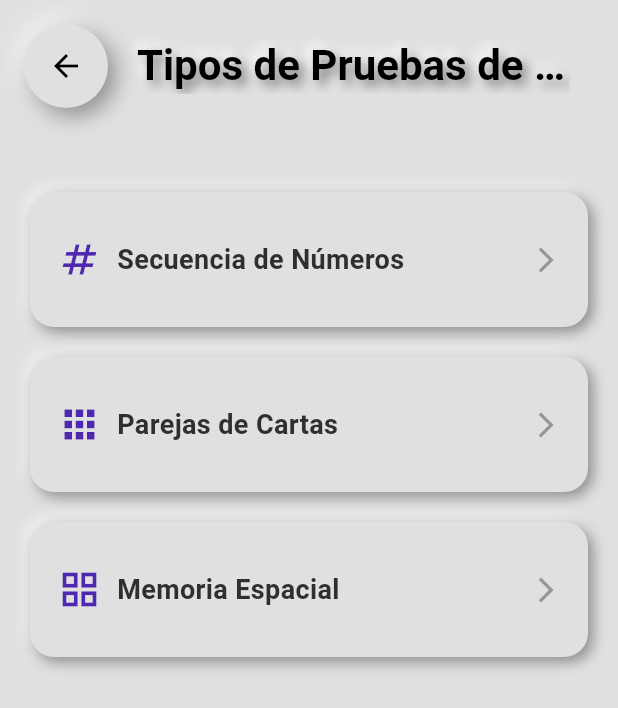
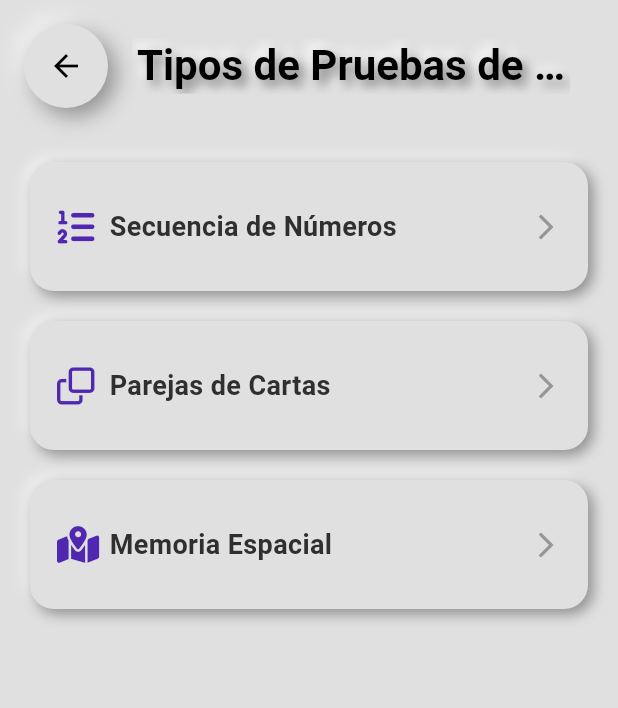
Before and after one commit to jojoji54/Cognitify, a Flutter app: the MemoryTestTypeSelection screen opened directly, on a phone screen of 412 x 824 dp. Shown: the top 708 px of the screen. Run offline on Flutter 3.47's test engine with Material 3 defaults, Android fonts, the phone set to English and light mode, and no system bars; our stand-ins replace dashed_circular_progress_bar, fl_chart, flutter_dotenv, flutter_neumorphic_plus, font_awesome_flutter, hive and 4 more; missing offline and left inert: flutter_animator; accounts and stored records are empty.

Commit message:
mejoras varias 2

```diff
--- a/lib/screens/dataset_selection_screen.dart
+++ b/lib/screens/dataset_selection_screen.dart
@@ -22,6 +22,7 @@ class _DatasetSelectionScreenState extends State<DatasetSelectionScreen> {
   void loadDatasets() {
     // La caja ya está abierta en main.dart
     datasetBox = Hive.box<DatasetInfo>('datasets');
+
     setState(() {});
   }
 
--- a/lib/screens/test_execution/memory/memory_test_type_selection.dart
+++ b/lib/screens/test_execution/memory/memory_test_type_selection.dart
@@ -3,10 +3,21 @@ import 'package:cognitify/screens/test_execution/memory/games/cards/card_pairs_g
 import 'package:cognitify/screens/test_execution/memory/games/secuenceOfNumbers/secuence_of_numbers.dart';
 import 'package:cognitify/services/preferences_service.dart';
 import 'package:flutter/services.dart';
+import 'package:flutter_animator/widgets/fading_entrances/fade_in.dart';
+import 'package:flutter_animator/widgets/fading_entrances/fade_in_left.dart';
 import 'package:flutter_neumorphic_plus/flutter_neumorphic.dart';
+import 'package:font_awesome_flutter/font_awesome_flutter.dart';
 
-class MemoryTestTypeSelection extends StatelessWidget {
+class MemoryTestTypeSelection extends StatefulWidget {
   const MemoryTestTypeSelection({Key? key}) : super(key: key);
+
+  @override
+  State<MemoryTestTypeSelection> createState() =>
+      _MemoryTestTypeSelectionState();
+}
+
+class _MemoryTestTypeSelectionState extends State<MemoryTestTypeSelection> {
+  String? selectedTest;
 
   void navigateToTest(
       BuildContext context, String testName, Widget testWidget) async {
@@ -23,12 +34,20 @@ class MemoryTestTypeSelection extends StatelessWidget {
 
   Widget buildTestButton(BuildContext context, String title, IconData icon,
       String testName, Widget testWidget) {
-    return NeumorphicButton(
-      onPressed: () => navigateToTest(context, testName, testWidget),
+    final isSelected = selectedTest == title;
+
+    return Padding(
+      padding: const EdgeInsets.only(bottom: 20),
+      child: NeumorphicButton(
+        onPressed: () {
+          setState(() {
+            selectedTest = title;
+          });
+        },
         style: NeumorphicStyle(
           shape: NeumorphicShape.flat,
           boxShape: NeumorphicBoxShape.roundRect(BorderRadius.circular(16)),
-        depth: 6,
+          depth: isSelected ? -6 : 6,
         ),
         child: Padding(
           padding: const EdgeInsets.symmetric(vertical: 20),
@@ -38,20 +57,105 @@ class MemoryTestTypeSelection extends StatelessWidget {
               Row(
                 children: [
                   Icon(icon,
-                    size: 30, color: const Color.fromARGB(255, 80, 39, 176)),
+                      size: 25,
+                      color: isSelected
+                          ? const Color.fromARGB(255, 40, 85, 42)
+                          : const Color.fromARGB(255, 80, 39, 176)),
                   const SizedBox(width: 10),
                   Text(
                     title,
+                    style: TextStyle(
+                      fontSize: 18,
+                      fontWeight: FontWeight.bold,
+                      color: isSelected
+                          ? const Color.fromARGB(255, 40, 85, 42)
+                          : const Color.fromARGB(255, 47, 47, 47),
+                    ),
+                  ),
+                ],
+              ),
+              Icon(Icons.arrow_forward_ios,
+                  size: 20,
+                  color: isSelected
+                      ? const Color.fromARGB(255, 40, 85, 42)
+                      : const Color.fromARGB(255, 150, 150, 150)),
+            ],
+          ),
+        ),
+      ),
+    );
+  }
+
+  Widget buildDescriptionCard(BuildContext context, String title) {
+    final icon = title == "Secuencia de Números"
+        ? FontAwesomeIcons.listOl
+        : title == "Parejas de Cartas"
+            ? FontAwesomeIcons.clone
+            : FontAwesomeIcons.mapLocationDot;
+
+    return FadeIn(
+      child: Neumorphic(
+        style: NeumorphicStyle(
+          depth: 6,
+          boxShape: NeumorphicBoxShape.roundRect(BorderRadius.circular(16)),
+          color: NeumorphicTheme.baseColor(context),
+        ),
+        padding: const EdgeInsets.all(20),
+        child: Row(
+          mainAxisAlignment: MainAxisAlignment.spaceBetween,
+          children: [
+            Row(
+              children: [
+                Container(
+                  decoration: BoxDecoration(
+                    color: const Color(0xFF5027B0),
+                    borderRadius: BorderRadius.circular(8.0),
+                  ),
+                  padding: const EdgeInsets.all(16.0),
+                  child: Icon(icon, size: 30, color: Colors.white),
+                ),
+                const SizedBox(width: 15),
+                SizedBox(
+                  width: 170,
+                  child: Text(
+                    getDescription(title),
+                    textAlign: TextAlign.start,
                     style: const TextStyle(
+                      fontSize: 16,
+                      color: Color.fromARGB(255, 80, 80, 80),
+                    ),
+                  ),
+                ),
+              ],
+            ),
+            NeumorphicButton(
+              onPressed: () => navigateToTest(
+                context,
+                title,
+                title == "Secuencia de Números"
+                    ? const SequenceOfNumbers()
+                    : title == "Parejas de Cartas"
+                        ? const CardPairsGame()
+                        : const CardPairsGame(),
+              ),
+              style: NeumorphicStyle(
+                shape: NeumorphicShape.flat,
+                boxShape:
+                    NeumorphicBoxShape.roundRect(BorderRadius.circular(50)),
+                depth: 6,
+              ),
+              child: const Padding(
+                padding: EdgeInsets.symmetric(vertical: 3, horizontal: 3),
+                child: Text(
+                  ">",
+                  style: TextStyle(
                     fontSize: 18,
                     fontWeight: FontWeight.bold,
                     color: Color.fromARGB(255, 47, 47, 47),
                   ),
                 ),
-              ],
               ),
-            const Icon(Icons.arrow_forward_ios,
-                size: 20, color: Color.fromARGB(255, 150, 150, 150)),
+            ),
           ],
         ),
       ),
@@ -82,33 +186,60 @@ class MemoryTestTypeSelection extends StatelessWidget {
         child: Column(
           crossAxisAlignment: CrossAxisAlignment.stretch,
           children: [
-            const SizedBox(height: 20),
             buildTestButton(
               context,
               "Secuencia de Números",
-              Icons.numbers,
+              FontAwesomeIcons.listOl,
               "Secuencia de numeros",
               const SequenceOfNumbers(),
             ),
-            const SizedBox(height: 20),
             buildTestButton(
               context,
               "Parejas de Cartas",
-              Icons.apps,
+              FontAwesomeIcons.clone,
               "Pareja de cartas",
               const CardPairsGame(),
             ),
-            const SizedBox(height: 20),
             buildTestButton(
               context,
               "Memoria Espacial",
-              Icons.grid_view,
+              FontAwesomeIcons.mapLocationDot,
               "Memoria Espacial",
               const CardPairsGame(), // Ajusta esto cuando tengas el widget correcto
             ),
+            const SizedBox(height: 30),
+            if (selectedTest != null) ...[
+              FadeInLeft(
+                child: const Padding(
+                  padding: EdgeInsets.all(16.0),
+                  child: Text(
+                    'Descripción',
+                    style: TextStyle(
+                      fontSize: 24,
+                      fontWeight: FontWeight.bold,
+                      color: Color.fromARGB(255, 47, 47, 47),
+                    ),
+                  ),
+                ),
+              ),
+              buildDescriptionCard(context, selectedTest!),
+            ],
           ],
         ),
       ),
     );
   }
+
+  String getDescription(String title) {
+    switch (title) {
+      case "Secuencia de Números":
+        return "Mide tu capacidad para recordar secuencias numéricas de forma precisa y rápida, evaluando tanto memoria a corto plazo como velocidad de procesamiento.";
+      case "Parejas de Cartas":
+        return "Evalúa tu memoria de reconocimiento, concentración y capacidad para encontrar relaciones visuales rápidamente.";
+      case "Memoria Espacial":
+        return "Mide tu capacidad para recordar ubicaciones y patrones espaciales, esencial para tareas de navegación y orientación.";
+      default:
+        return "";
     }
+  }
+}
--- a/lib/screens/test_selection_screen.dart
+++ b/lib/screens/test_selection_screen.dart
@@ -1,7 +1,5 @@
-import 'package:cognitify/screens/dataset_selection_screen.dart';
-import 'package:cognitify/screens/test_execution/memory/games/secuenceOfNumbers/secuence_of_numbers.dart';
+
 import 'package:cognitify/screens/test_execution/memory/memory_test_type_selection.dart';
-import 'package:cognitify/services/preferences_service.dart';
 import 'package:flutter/services.dart';
 import 'package:flutter_animator/flutter_animator.dart';
 import 'package:flutter_neumorphic_plus/flutter_neumorphic.dart';
```
Lines whose indentation alone changed are shown as unchanged.
